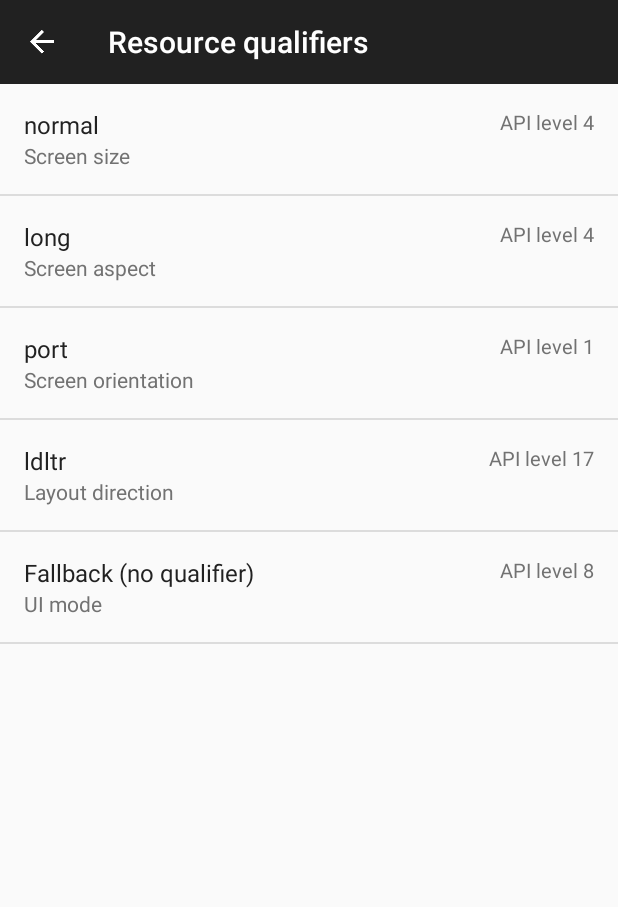
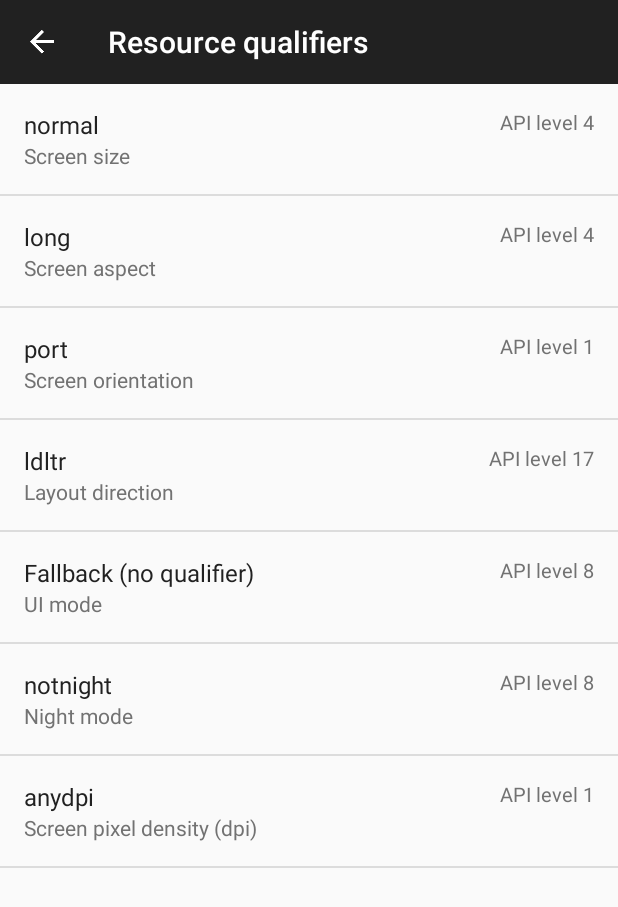
Before and after one commit to roys/java-android-developertools, an Android app: the ResourceQualifiersFragment screen opened directly, with no data from a screen before it, on a phone screen of 412 x 824 dp. Shown: the top 907 px of the screen. Run offline under Robolectric (Android 15) with nearby library versions, the phone set to English and light mode, and no system bars.

Commit message:
Bumped tools verion. Added support for ui mode, night mode and screen density.

```diff
--- a/app/build.gradle
+++ b/app/build.gradle
@@ -21,7 +21,7 @@ android {
 
 dependencies {
     compile fileTree(dir: 'libs', include: ['*.jar'])
-    compile 'com.android.support:design:23.0.1'
-    compile 'com.android.support:recyclerview-v7:23.0.1'
+    compile 'com.android.support:design:23.1.0'
+    compile 'com.android.support:recyclerview-v7:23.1.0'
     compile 'com.facebook.stetho:stetho:1.2.0'
 }
--- a/app/src/main/res/layout/fragment_resource_qualifiers.xml
+++ b/app/src/main/res/layout/fragment_resource_qualifiers.xml
@@ -258,4 +258,104 @@
 
     <include layout="@layout/list_divider_text_only" />
 
+    <RelativeLayout
+        android:layout_width="fill_parent"
+        android:layout_height="wrap_content">
+
+        <TextView
+            android:id="@+id/textView6"
+            android:layout_width="match_parent"
+            android:layout_height="wrap_content"
+            android:ellipsize="end"
+            android:fontFamily="sans-serif"
+            android:paddingLeft="16dp"
+            android:paddingRight="16dp"
+            android:paddingTop="16dp"
+            android:singleLine="true"
+            android:text="@string/qualifier_night_mode"
+            android:textColor="@color/primary_text"
+            android:textSize="16sp" />
+
+        <TextView
+            android:layout_width="match_parent"
+            android:layout_height="wrap_content"
+            android:layout_below="@+id/textView6"
+            android:ellipsize="end"
+            android:fontFamily="sans-serif"
+            android:paddingBottom="16dp"
+            android:paddingLeft="16dp"
+            android:paddingRight="16dp"
+            android:singleLine="true"
+            android:text="@string/night_mode"
+            android:textColor="@color/secondary_text"
+            android:textSize="14sp" />
+
+        <TextView
+            android:layout_width="wrap_content"
+            android:layout_height="wrap_content"
+            android:layout_alignParentEnd="true"
+            android:layout_alignParentRight="true"
+            android:ellipsize="end"
+            android:fontFamily="sans-serif"
+            android:paddingLeft="16dp"
+            android:paddingRight="16dp"
+            android:paddingTop="16dp"
+            android:singleLine="true"
+            android:text="@string/api_level_8"
+            android:textColor="@color/secondary_text"
+            android:textSize="13sp" />
+    </RelativeLayout>
+
+    <include layout="@layout/list_divider_text_only" />
+
+    <RelativeLayout
+        android:layout_width="fill_parent"
+        android:layout_height="wrap_content">
+
+        <TextView
+            android:id="@+id/textView7"
+            android:layout_width="match_parent"
+            android:layout_height="wrap_content"
+            android:ellipsize="end"
+            android:fontFamily="sans-serif"
+            android:paddingLeft="16dp"
+            android:paddingRight="16dp"
+            android:paddingTop="16dp"
+            android:singleLine="true"
+            android:text="@string/qualifier_screen_pixel_density"
+            android:textColor="@color/primary_text"
+            android:textSize="16sp" />
+
+        <TextView
+            android:layout_width="match_parent"
+            android:layout_height="wrap_content"
+            android:layout_below="@+id/textView7"
+            android:ellipsize="end"
+            android:fontFamily="sans-serif"
+            android:paddingBottom="16dp"
+            android:paddingLeft="16dp"
+            android:paddingRight="16dp"
+            android:singleLine="true"
+            android:text="@string/screen_pixel_density"
+            android:textColor="@color/secondary_text"
+            android:textSize="14sp" />
+
+        <TextView
+            android:layout_width="wrap_content"
+            android:layout_height="wrap_content"
+            android:layout_alignParentEnd="true"
+            android:layout_alignParentRight="true"
+            android:ellipsize="end"
+            android:fontFamily="sans-serif"
+            android:paddingLeft="16dp"
+            android:paddingRight="16dp"
+            android:paddingTop="16dp"
+            android:singleLine="true"
+            android:text="@string/api_level_1"
+            android:textColor="@color/secondary_text"
+            android:textSize="13sp" />
+    </RelativeLayout>
+
+    <include layout="@layout/list_divider_text_only" />
+
 </LinearLayout>
--- /dev/null
+++ b/app/src/main/res/values-anydpi/strings.xml
@@ -0,0 +1,4 @@
+<?xml version="1.0" encoding="utf-8"?>
+<resources>
+    <string name="qualifier_screen_pixel_density">anydpi</string>
+</resources>
--- /dev/null
+++ b/app/src/main/res/values-hdpi/strings.xml
@@ -0,0 +1,4 @@
+<?xml version="1.0" encoding="utf-8"?>
+<resources>
+    <string name="qualifier_screen_pixel_density">hdpi</string>
+</resources>
--- /dev/null
+++ b/app/src/main/res/values-ldpi/strings.xml
@@ -0,0 +1,4 @@
+<?xml version="1.0" encoding="utf-8"?>
+<resources>
+    <string name="qualifier_screen_pixel_density">ldpi</string>
+</resources>
--- /dev/null
+++ b/app/src/main/res/values-mdpi/strings.xml
@@ -0,0 +1,4 @@
+<?xml version="1.0" encoding="utf-8"?>
+<resources>
+    <string name="qualifier_screen_pixel_density">mdpi</string>
+</resources>
--- /dev/null
+++ b/app/src/main/res/values-night/strings.xml
@@ -0,0 +1,4 @@
+<?xml version="1.0" encoding="utf-8"?>
+<resources>
+    <string name="qualifier_night_mode">night</string>
+</resources>
--- /dev/null
+++ b/app/src/main/res/values-nodpi/strings.xml
@@ -0,0 +1,4 @@
+<?xml version="1.0" encoding="utf-8"?>
+<resources>
+    <string name="qualifier_screen_pixel_density">nodpi</string>
+</resources>
--- /dev/null
+++ b/app/src/main/res/values-notnight/strings.xml
@@ -0,0 +1,4 @@
+<?xml version="1.0" encoding="utf-8"?>
+<resources>
+    <string name="qualifier_night_mode">notnight</string>
+</resources>
--- /dev/null
+++ b/app/src/main/res/values-xhdpi/strings.xml
@@ -0,0 +1,4 @@
+<?xml version="1.0" encoding="utf-8"?>
+<resources>
+    <string name="qualifier_screen_pixel_density">xhdpi</string>
+</resources>
--- /dev/null
+++ b/app/src/main/res/values-xxhdpi/strings.xml
@@ -0,0 +1,4 @@
+<?xml version="1.0" encoding="utf-8"?>
+<resources>
+    <string name="qualifier_screen_pixel_density">xxhdpi</string>
+</resources>
--- /dev/null
+++ b/app/src/main/res/values-xxxhdpi/strings.xml
@@ -0,0 +1,4 @@
+<?xml version="1.0" encoding="utf-8"?>
+<resources>
+    <string name="qualifier_screen_pixel_density">xxxhdpi</string>
+</resources>
--- a/app/src/main/res/values/strings.xml
+++ b/app/src/main/res/values/strings.xml
@@ -36,4 +36,8 @@
     <string name="api_level_8">API level 8</string>
     <string name="ui_mode">UI mode</string>
     <string name="qualifier_ui_mode">@string/fallback_no_qualifier</string>
+    <string name="night_mode">Night mode</string>
+    <string name="qualifier_night_mode">@string/fallback_no_qualifier</string>
+    <string name="screen_pixel_density">Screen pixel density (dpi)</string>
+    <string name="qualifier_screen_pixel_density">@string/fallback_no_qualifier</string>
 </resources>
```
